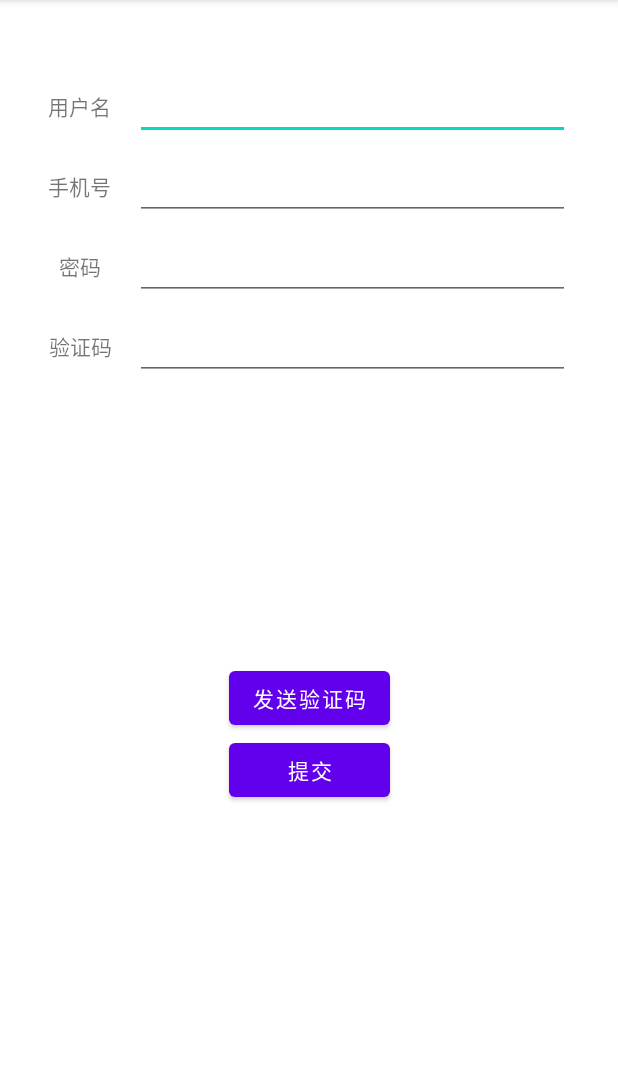
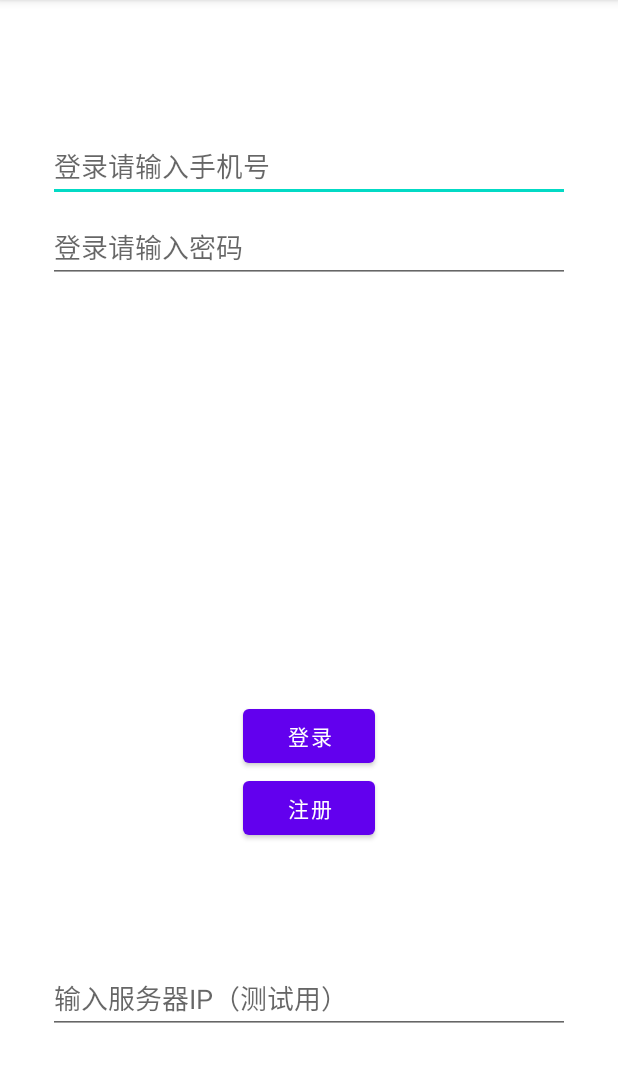
Before and after one commit to whutwutao/greenfarm-client, an Android app: the screen it shows after launch (RegisterActivity before the commit, LoginActivity after it), after a tap on "注册", on a phone screen of 412 x 824 dp, the part 84-1166 px from its top. Run offline under Robolectric (Android 15) with nearby library versions, the phone set to English and light mode, and no system bars.

Commit message:
完成了用户注册功能

```diff
--- a/app/src/main/java/com/example/greenfarm/LoginActivity.java
+++ b/app/src/main/java/com/example/greenfarm/LoginActivity.java
@@ -9,6 +9,11 @@ import android.widget.Button;
 import android.widget.EditText;
 import android.widget.Toast;
 
+import com.example.greenfarm.utils.HttpUtil;
+
+import java.util.regex.Pattern;
+import java.util.regex.Matcher;
+
 public class LoginActivity extends AppCompatActivity implements View.OnClickListener{
 
 
@@ -18,10 +23,14 @@ public class LoginActivity extends AppCompatActivity implements View.OnClickList
 
     private Button registerButton;
 
+    private EditText ipText;
+
     @Override
     protected void onCreate(Bundle savedInstanceState) {
         super.onCreate(savedInstanceState);
         setContentView(R.layout.activity_login);
+
+        Toast.makeText(this,"onCreate",Toast.LENGTH_SHORT).show();
 
         loginPhoneText = findViewById(R.id.loginPhoneText);
         loginPhoneText.setOnClickListener(this);
@@ -31,6 +40,8 @@ public class LoginActivity extends AppCompatActivity implements View.OnClickList
 
         registerButton = findViewById(R.id.registerButton);
         registerButton.setOnClickListener(this);
+
+        ipText = findViewById(R.id.ipText);
     }
 
 
@@ -40,8 +51,6 @@ public class LoginActivity extends AppCompatActivity implements View.OnClickList
      */
     @Override
     public void onClick(View view) {
-
-
 
         switch (view.getId()) {
             case R.id.loginPhoneText: {
@@ -53,9 +62,18 @@ public class LoginActivity extends AppCompatActivity implements View.OnClickList
                 break;
             }
             case R.id.registerButton: {
-                Intent intent = new Intent(LoginActivity.this, RegisterActivity.class);
-                intent.putExtra("phoneNumber",loginPhoneText.getText().toString());
-                startActivity(intent);
+                String regex = "\\d{1,3}\\.\\d{1,3}\\.\\d{1,3}\\.\\d{1,3}";
+                Pattern pattern = Pattern.compile(regex);
+                Matcher matcher = pattern.matcher(ipText.getText().toString());
+                boolean isIP = matcher.matches();
+                if (isIP) {
+                    HttpUtil.serverIP = ipText.getText().toString();//设置IP
+                    Intent intent = new Intent(LoginActivity.this, RegisterActivity.class);
+                    intent.putExtra("phoneNumber",loginPhoneText.getText().toString());
+                    startActivity(intent);
+                } else {
+                    Toast.makeText(LoginActivity.this,"IP地址格式错误",Toast.LENGTH_SHORT).show();
+                }
                 break;
             }
             default:
--- a/app/src/main/java/com/example/greenfarm/utils/HttpUtil.java
+++ b/app/src/main/java/com/example/greenfarm/utils/HttpUtil.java
@@ -14,9 +14,11 @@ import okio.BufferedSink;
 
 public class HttpUtil {
 
-    public static final String serverIP = "http://192.168.1.102";
+    public static String networkProtocol = "http://";
 
-    public static final String serverPort = ":8081";
+    public static String serverIP = "192.168.1.102";
+
+    public static String serverPort = ":8081";
 
     public static final MediaType JSON = MediaType.get("application/json; charset=utf-8");
 
--- a/app/src/main/res/layout/activity_login.xml
+++ b/app/src/main/res/layout/activity_login.xml
@@ -54,4 +54,16 @@
         app:layout_constraintEnd_toEndOf="@+id/loginButton"
         app:layout_constraintStart_toStartOf="@+id/loginButton"
         app:layout_constraintTop_toBottomOf="@+id/loginButton" />
+
+    <EditText
+        android:id="@+id/ipText"
+        android:layout_width="0dp"
+        android:layout_height="wrap_content"
+        android:ems="10"
+        android:inputType="text"
+        android:hint="输入服务器IP（测试用）"
+        app:layout_constraintBottom_toBottomOf="parent"
+        app:layout_constraintEnd_toEndOf="@+id/loginPasswordText"
+        app:layout_constraintStart_toStartOf="@+id/loginPasswordText"
+        app:layout_constraintTop_toBottomOf="@+id/registerButton" />
 </androidx.constraintlayout.widget.ConstraintLayout>
--- a/app/src/main/res/layout/activity_register.xml
+++ b/app/src/main/res/layout/activity_register.xml
@@ -19,6 +19,7 @@
 
     <EditText
         android:id="@+id/registerUserNameText"
+        android:hint="用户名为必填项"
         android:layout_width="0dp"
         android:layout_height="wrap_content"
         android:layout_marginStart="16dp"
@@ -42,6 +43,7 @@
 
     <EditText
         android:id="@+id/registerPhoneText"
+        android:hint="手机号为必填项"
         android:layout_width="0dp"
         android:layout_height="wrap_content"
         android:ems="10"
@@ -63,6 +65,7 @@
 
     <EditText
         android:id="@+id/registerPasswordText"
+        android:hint="密码为必填项"
         android:layout_width="0dp"
         android:layout_height="wrap_content"
         android:ems="10"
```
Also changed, not shown: app/src/main/AndroidManifest.xml (+6 -2 lines), app/src/main/java/com/example/greenfarm/RegisterActivity.java (+16 -33 lines), app/src/main/java/com/example/greenfarm/pojo/UserRegisterMessage.java (added, +41 -0 lines).
